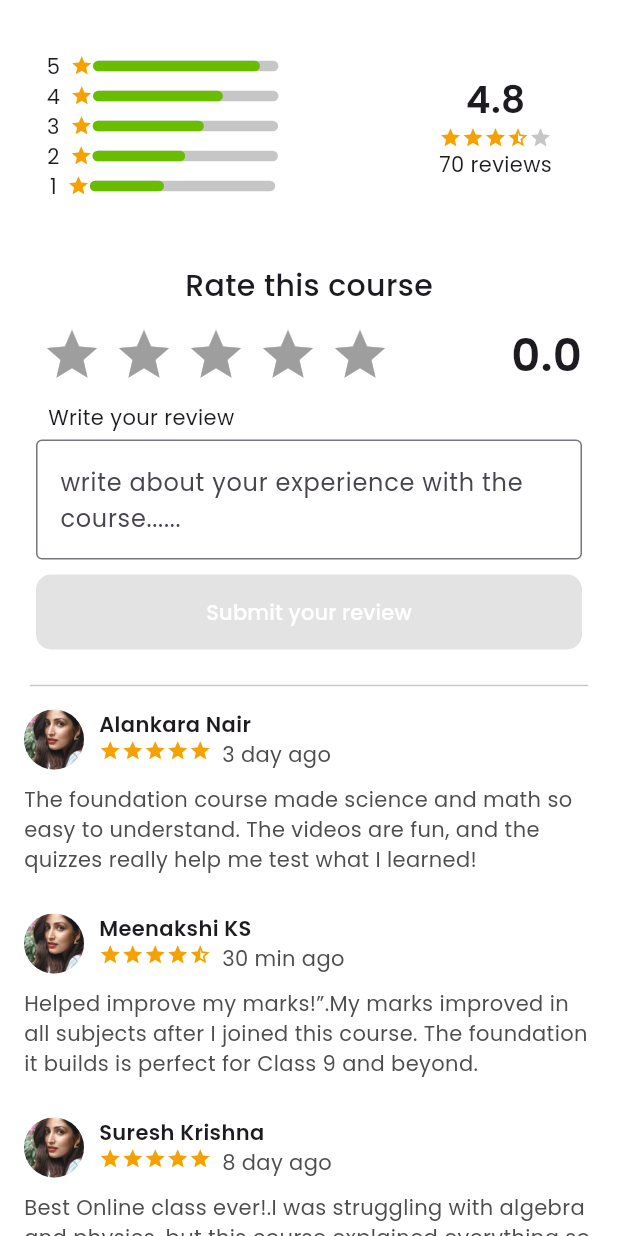
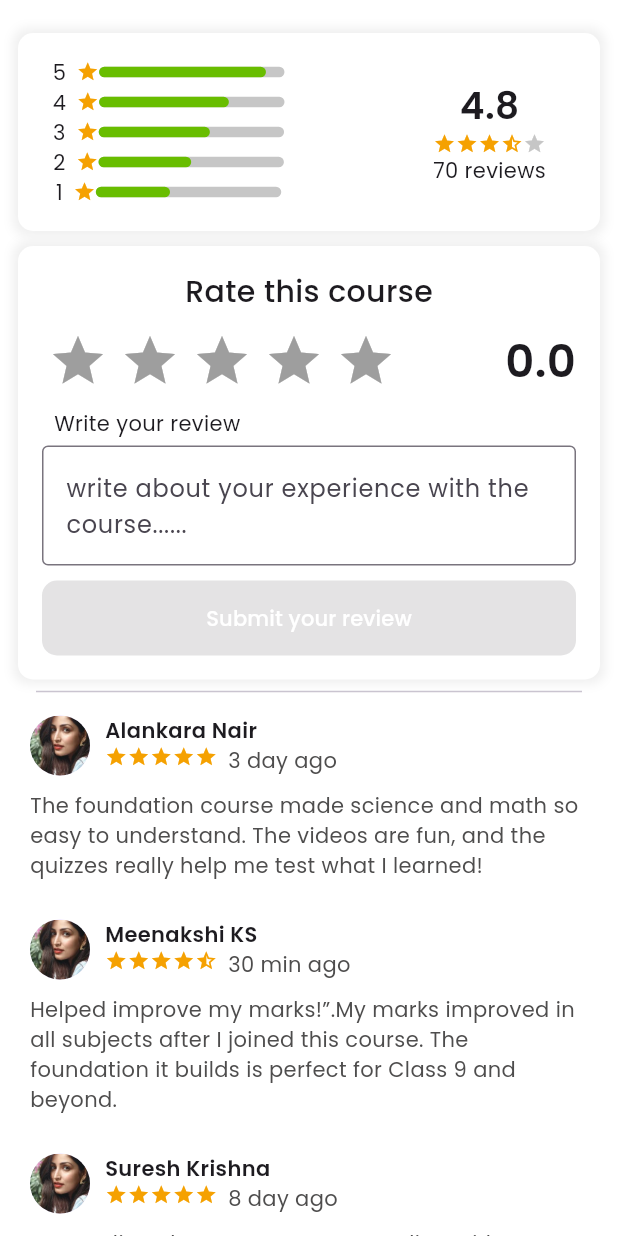
Before and after one commit to midhunmashuptech/Zephyr, a Flutter app: the EnrolledCoursesReview screen opened directly, on a phone screen of 412 x 824 dp. Run offline on Flutter 3.47's test engine with Material 3 defaults, Android fonts, the phone set to English and light mode, and no system bars; drawn by our look-alikes of flutter_rating_bar; our stand-ins replace better_player, dotted_border, file_picker, fluentui_system_icons, flutter_local_notifications, flutter_timezone and 12 more; missing offline and left inert: iconify_flutter_plus, syncfusion_flutter_pdfviewer; project files that could hold a hidden picture were left out.

Commit message:
Zephyr Course Detail Screen

```diff
--- a/lib/features/coursedetails/screens/course_chapters.dart
+++ b/lib/features/coursedetails/screens/course_chapters.dart
@@ -1,4 +1,5 @@
 import 'package:flutter/material.dart';
+import 'package:zephyr/constants/app_constants.dart';
 import 'package:zephyr/features/chapter_details/screens/video_play_screen.dart';
 import 'package:zephyr/features/coursedetails/widgets/course_chapter_card.dart';
 import 'package:zephyr/features/payment/screens/checkout_screen.dart';
--- a/lib/features/coursedetails/screens/course_overview.dart
+++ b/lib/features/coursedetails/screens/course_overview.dart
@@ -1,4 +1,5 @@
 import 'package:flutter/material.dart';
+import 'package:zephyr/constants/app_constants.dart';
 
 class CourseOverview extends StatefulWidget {
   const CourseOverview({super.key});
--- a/lib/features/coursedetails/screens/course_reviews.dart
+++ b/lib/features/coursedetails/screens/course_reviews.dart
@@ -1,5 +1,6 @@
 import 'package:flutter/material.dart';
 import 'package:zephyr/common/widgets/rating_star_widget.dart';
+import 'package:zephyr/constants/app_constants.dart';
 import 'package:zephyr/features/coursedetails/widgets/rating_widget.dart';
 import 'package:zephyr/features/coursedetails/widgets/review_card.dart';
 
@@ -96,7 +97,8 @@ class _CourseReviewsState extends State<CourseReviews> {
               SizedBox(height: 10),
               Container(
                 decoration: BoxDecoration(
-                    color: Colors.white, borderRadius: BorderRadius.circular(10)),
+                    color: Colors.white, borderRadius: BorderRadius.circular(10),
+                    boxShadow: [BoxShadow(color: AppColors.grey.withAlpha(70), spreadRadius: 3, blurRadius: 5)]),
                 child: Padding(
                   padding: const EdgeInsets.all(16.0),
                   child: Row(
--- a/lib/features/enrolled_courses/screens/enrolled_courses_review.dart
+++ b/lib/features/enrolled_courses/screens/enrolled_courses_review.dart
@@ -104,14 +104,15 @@ class _EnrolledCoursesReviewState extends State<EnrolledCoursesReview> {
     return Scaffold(
       body: SingleChildScrollView(
         child: Padding(
-          padding: const EdgeInsets.all(8.0),
+          padding: const EdgeInsets.all(12.0),
           child: Column(
             children: [
               SizedBox(height: 10),
               Container(
                 decoration: BoxDecoration(
                     color: AppColors.white,
-                    borderRadius: BorderRadius.circular(10)),
+                    borderRadius: BorderRadius.circular(10),
+                    boxShadow: [BoxShadow(color: AppColors.grey.withAlpha(70), spreadRadius: 3, blurRadius: 5)]),
                 child: Padding(
                   padding: const EdgeInsets.all(16.0),
                   child: Row(
@@ -151,7 +152,8 @@ class _EnrolledCoursesReviewState extends State<EnrolledCoursesReview> {
                 width: MediaQuery.of(context).size.width,
                 decoration: BoxDecoration(
                     color: AppColors.white,
-                    borderRadius: BorderRadius.circular(10)),
+                    borderRadius: BorderRadius.circular(10),
+                    boxShadow: [BoxShadow(color: AppColors.grey.withAlpha(70), spreadRadius: 3, blurRadius: 5)]),
                 child: Padding(
                   padding: const EdgeInsets.all(16.0),
                   child: isReviewSubmitted
--- a/lib/features/enrolled_courses/widgets/course_action_card.dart
+++ b/lib/features/enrolled_courses/widgets/course_action_card.dart
@@ -45,7 +45,7 @@ class _CourseActionCardState extends State<CourseActionCard> {
                   child: HugeIcon(
                     icon: widget.icon,
                     color: widget.iconColor,
-                    size: 160,
+                    size: MediaQuery.of(context).size.width * .3,
                   )),
             ),
             Center(
--- a/lib/main.dart
+++ b/lib/main.dart
@@ -31,10 +31,10 @@ class MyApp extends StatelessWidget {
         scaffoldBackgroundColor: AppColors.white
       ),
       // home: SplashScreen(),
-      // home: BottomNavScreen(),
+      home: BottomNavScreen(),
       // home: AssignmentUploadScreen(),
       // home: Test(),
-      home: MyCourseScreen(),
+      // home: MyCourseScreen(),
     );
   }
 }
```
Also changed, not shown: lib/features/home/screens/home_screen.dart (+0 -8 lines), pubspec.lock.
